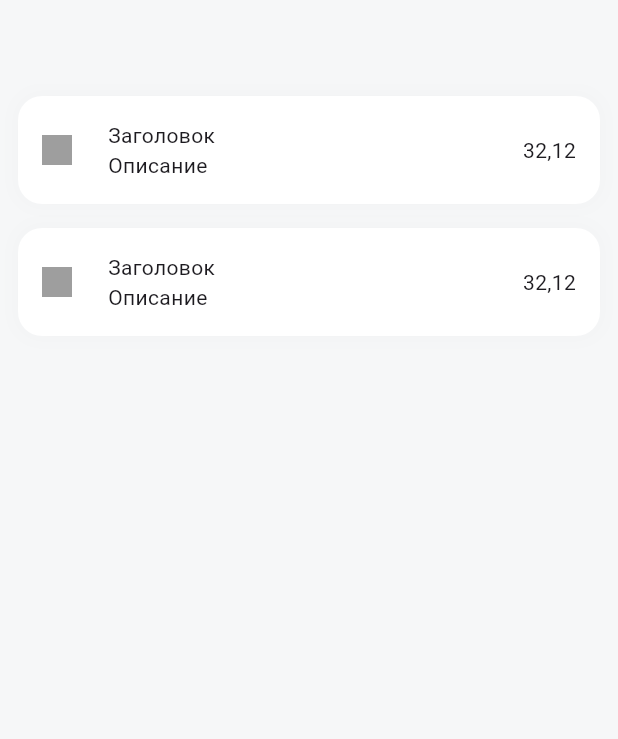
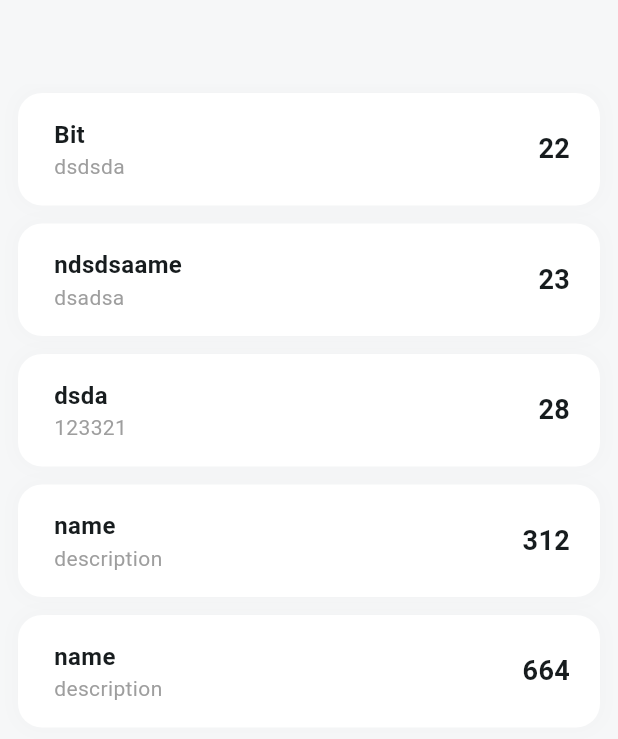
Before and after one commit to ArtemUX97/Task_1, a Flutter app: the screen it shows after launch, on a phone screen of 412 x 824 dp. Shown: the top 739 px of the screen. Run offline on Flutter 3.47's test engine with Material 3 defaults, Android fonts, the phone set to English and light mode, and no system bars.

Commit message:
1. Перенес верстку карточек в itemList.dart 2. В файле model.dart создал небольшую бд для настройки и теста зависимости

```diff
--- /dev/null
+++ b/lib/List/itemList.dart
@@ -0,0 +1,69 @@
+import 'package:flutter/material.dart';
+import '/List/model.dart';
+
+class ItemList extends StatefulWidget {
+  const ItemList({super.key, required this.index});
+
+  final int index;
+
+  @override
+  State<ItemList> createState() => _ItemListState();
+}
+
+class _ItemListState extends State<ItemList> {
+  @override
+  Widget build(BuildContext context) {
+
+    final coinList = coins[widget.index];
+
+    return Padding(
+      padding: const EdgeInsets.symmetric(horizontal: 12, vertical: 6),
+      child: Container(
+        width: double.infinity,
+        decoration: BoxDecoration(
+          color: Colors.white,
+          borderRadius: BorderRadius.circular(16),
+          boxShadow: [
+            BoxShadow(
+              color: Colors.grey.withOpacity(0.05),
+              spreadRadius: 1,
+              blurRadius: 10,
+            )
+          ],
+        ),
+        child: Padding(
+          padding:
+              const EdgeInsets.only(left: 8, top: 16, right: 20, bottom: 16),
+          child: Row(
+            children: [
+              const SizedBox(width: 16),
+              Column(
+                crossAxisAlignment: CrossAxisAlignment.start,
+                children: [
+                  Text(
+                    coinList.name,
+                    style: const TextStyle(
+                      fontSize: 16,
+                      fontWeight: FontWeight.bold,
+                    ),
+                  ),
+                  Text(
+                    coinList.description,
+                    style: const TextStyle(
+                      color: Colors.grey,
+                    ),
+                  ),
+                ],
+              ),
+              const Spacer(),
+              Text(
+                coinList.cost,
+                style: const TextStyle(fontWeight: FontWeight.bold, fontSize: 18),
+              ),
+            ],
+          ),
+        ),
+      ),
+    );
+  }
+}
--- a/lib/List/model.dart
+++ b/lib/List/model.dart
@@ -1,55 +1,19 @@
-import 'package:flutter/material.dart';
+class Coin {
+  final String name;
+  final String description;
+  final String cost;
 
-class ItemList extends StatefulWidget {
-  const ItemList({super.key});
-
-  @override
-  State<ItemList> createState() => _itemListState();
+  Coin(
+    this.name,
+    this.description,
+    this.cost,
+  );
 }
 
-class _itemListState extends State<ItemList> {
-  @override
-  Widget build(BuildContext context) {
-    return Padding(
-      padding: const EdgeInsets.symmetric(horizontal: 12, vertical: 8),
-      child: Container(
-        width: double.infinity,
-        decoration: BoxDecoration(
-          color: Colors.white,
-          borderRadius: BorderRadius.circular(16),
-          boxShadow: [
-            BoxShadow(
-              color: Colors.grey.withOpacity(0.05),
-              spreadRadius: 1,
-              blurRadius: 10,
-            )
-          ],
-        ),
-        child: Padding(
-          padding: const EdgeInsets.all(16),
-          child: Row(
-            children: [
-              Container(
-                width: 20,
-                height: 20,
-                decoration: const BoxDecoration(
-                  color: Colors.grey,
-                ),
-              ),
-              const SizedBox(width: 24),
-              const Column(
-                crossAxisAlignment: CrossAxisAlignment.start,
-                children: [
-                  Text('Заголовок'),
-                  Text('Описание'),
-                ],
-              ),
-              const Spacer(),
-              const Text('32,12'),
-            ],
-          ),
-        ),
-      ),
-    );
-  }
-}
+List coins = [
+  Coin('Bit', 'dsdsda', '22'),
+  Coin('ndsdsaame', 'dsadsa', '23'),
+  Coin('dsda', '123321', '28'),
+  Coin('name', 'description', '312'),
+  Coin('name', 'description', '664'),
+];
--- a/lib/main.dart
+++ b/lib/main.dart
@@ -13,7 +13,9 @@ class MyApp extends StatelessWidget {
     return MaterialApp(
       debugShowCheckedModeBanner: false,
       theme: ThemeData(
-        colorScheme: ColorScheme.fromSeed(seedColor: Colors.deepPurple),
+        colorScheme: ColorScheme.fromSeed(
+          seedColor: const Color.fromRGBO(246, 247, 248, 1),
+        ),
         useMaterial3: true,
       ),
       home: const HomeScreen(),
--- a/lib/screen.dart
+++ b/lib/screen.dart
@@ -1,5 +1,6 @@
 import 'package:flutter/material.dart';
-import 'List/model.dart';
+import 'package:task_1/List/itemList.dart';
+import 'package:task_1/List/model.dart';
 
 class HomeScreen extends StatefulWidget {
   const HomeScreen({super.key});
@@ -19,11 +20,12 @@ class _HomeScreenState extends State<HomeScreen> {
         decoration: const BoxDecoration(
           color: Color.fromRGBO(246, 247, 248, 1),
         ),
-        child: ListView(
-          children: const [
-            ItemList(),
-            ItemList(),
-          ],
+        child: ListView.builder(
+          cacheExtent: 300,
+          itemCount: coins.length,
+          itemBuilder: (BuildContext context, int index) {
+            return ItemList(index: index);
+          },
         ),
       ),
     );
```
